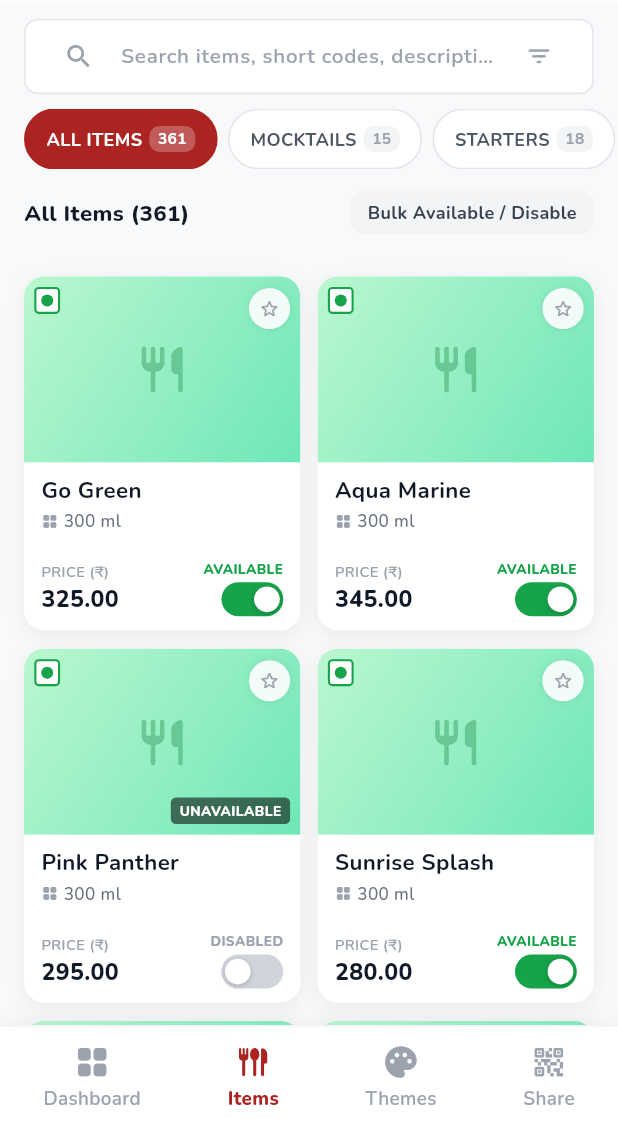
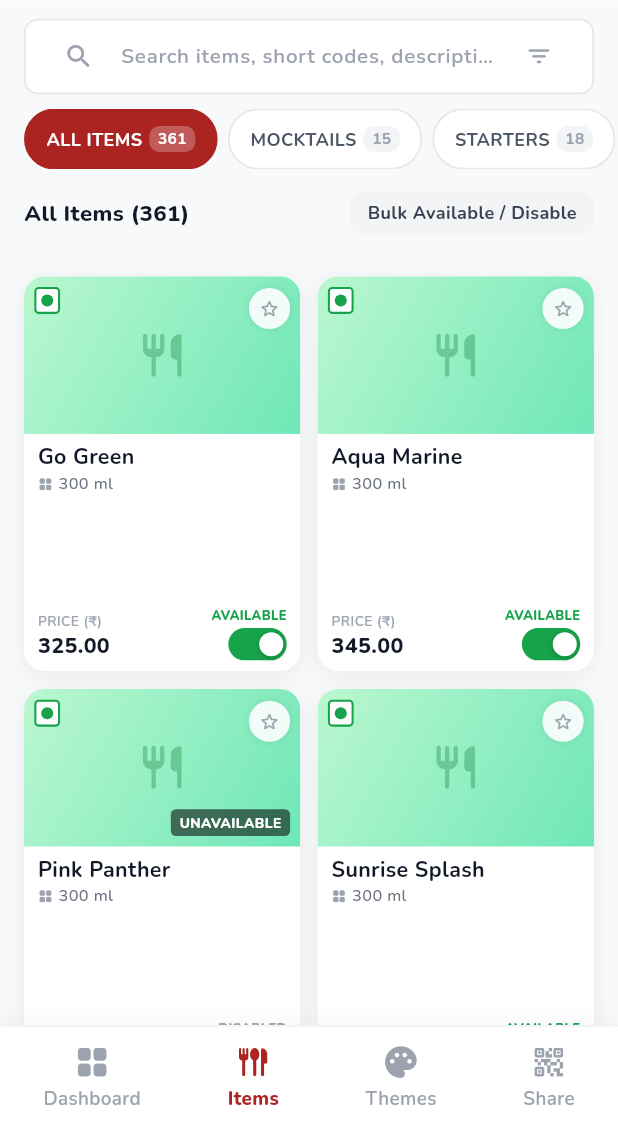
Before and after one commit to chintanjoshi01/eresto_digi_menu_flutter, a Flutter app: the ItemsScreen screen opened by its route, on a phone screen of 412 x 824 dp, the part 107-1236 px from its top. Run offline on Flutter 3.47's test engine with Material 3 defaults, Android fonts, the phone set to English and light mode, and no system bars; drawn by our look-alikes of toastification; our stand-ins replace dartz, dio, firebase_core, fl_chart, flutter_screenutil, flutter_svg and 11 more; accounts and stored records are empty; generated files the repository leaves out were written again; network calls fail.

Commit message:
fix: resolve RenderFlex 11px bottom overflow in ItemCard and optimize grid childAspectRatio for responsive layout

```diff
--- a/lib/features/items/presentation/views/items_screen.dart
+++ b/lib/features/items/presentation/views/items_screen.dart
@@ -194,7 +194,7 @@ class ItemsScreen extends GetView<ItemsController> {
                       crossAxisCount: isTablet ? 4 : 2,
                       crossAxisSpacing: 10.w,
                       mainAxisSpacing: 10.h,
-                      childAspectRatio: isTablet ? 0.92 : 0.78,
+                      childAspectRatio: isTablet ? 0.90 : 0.70,
                     ),
                     itemCount: state.length,
                     itemBuilder: (context, index) {
--- a/lib/features/items/presentation/widgets/item_card.dart
+++ b/lib/features/items/presentation/widgets/item_card.dart
@@ -3,7 +3,6 @@ import 'package:flutter/material.dart';
 import 'package:flutter_screenutil/flutter_screenutil.dart';
 import 'package:google_fonts/google_fonts.dart';
 
-import '../../../../core/theme/app_colors.dart';
 import '../../../../core/theme/app_dimensions.dart';
 import '../../domain/models/item_model.dart';
 
@@ -43,7 +42,7 @@ class ItemCard extends StatelessWidget {
           children: [
             // 1. Image / Gradient Thumbnail Banner (icard-img)
             SizedBox(
-              height: 104.h,
+              height: 88.h,
               width: double.infinity,
               child: Stack(
                 children: [
@@ -144,7 +143,7 @@ class ItemCard extends StatelessWidget {
             // 2. Info Details Body (icard-body)
             Expanded(
               child: Padding(
-                padding: EdgeInsets.symmetric(horizontal: 10.w, vertical: 8.h),
+                padding: EdgeInsets.fromLTRB(8.w, 6.h, 8.w, 6.h),
                 child: Column(
                   crossAxisAlignment: CrossAxisAlignment.start,
                   mainAxisAlignment: MainAxisAlignment.spaceBetween,
@@ -155,30 +154,34 @@ class ItemCard extends StatelessWidget {
                         Text(
                           item.name,
                           style: GoogleFonts.nunito(
-                            fontSize: 13.sp,
+                            fontSize: 12.5.sp,
                             fontWeight: FontWeight.w700,
                             color: const Color(0xFF111827),
-                            height: 1.2,
+                            height: 1.1,
                           ),
                           maxLines: 1,
                           overflow: TextOverflow.ellipsis,
                         ),
-                        SizedBox(height: 3.h),
+                        SizedBox(height: 2.h),
                         // Portion label
                         Row(
                           children: [
                             Icon(
                               Icons.grid_view_rounded,
-                              size: 10.sp,
+                              size: 9.sp,
                               color: const Color(0xFF9CA3AF),
                             ),
                             SizedBox(width: 3.w),
-                            Text(
-                              item.portion ?? "Per Unit",
-                              style: GoogleFonts.nunito(
-                                fontSize: 10.sp,
-                                color: const Color(0xFF6B7280),
-                                fontWeight: FontWeight.w500,
+                            Expanded(
+                              child: Text(
+                                item.portion ?? "Per Unit",
+                                style: GoogleFonts.nunito(
+                                  fontSize: 9.5.sp,
+                                  color: const Color(0xFF6B7280),
+                                  fontWeight: FontWeight.w500,
+                                ),
+                                maxLines: 1,
+                                overflow: TextOverflow.ellipsis,
                               ),
                             ),
                           ],
@@ -198,7 +201,7 @@ class ItemCard extends StatelessWidget {
                             Text(
                               "PRICE (₹)",
                               style: GoogleFonts.nunito(
-                                fontSize: 8.5.sp,
+                                fontSize: 8.sp,
                                 color: const Color(0xFF9CA3AF),
                                 fontWeight: FontWeight.w600,
                                 letterSpacing: 0.3,
@@ -207,7 +210,7 @@ class ItemCard extends StatelessWidget {
                             Text(
                               item.price.toStringAsFixed(2),
                               style: GoogleFonts.nunito(
-                                fontSize: 13.5.sp,
+                                fontSize: 12.5.sp,
                                 fontWeight: FontWeight.w800,
                                 color: const Color(0xFF111827),
                               ),
@@ -224,7 +227,7 @@ class ItemCard extends StatelessWidget {
                               Text(
                                 item.isAvailable ? "AVAILABLE" : "DISABLED",
                                 style: GoogleFonts.nunito(
-                                  fontSize: 8.sp,
+                                  fontSize: 7.5.sp,
                                   color: item.isAvailable
                                       ? const Color(0xFF16A34A)
                                       : const Color(0xFF9CA3AF),
@@ -235,8 +238,8 @@ class ItemCard extends StatelessWidget {
                               // Prototype iOS Pill Toggle Switch (.tog)
                               AnimatedContainer(
                                 duration: const Duration(milliseconds: 180),
-                                width: 36.w,
-                                height: 19.h,
+                                width: 34.w,
+                                height: 18.h,
                                 decoration: BoxDecoration(
                                   color: item.isAvailable
                                       ? const Color(0xFF16A34A)
@@ -248,11 +251,11 @@ class ItemCard extends StatelessWidget {
                                     AnimatedPositioned(
                                       duration: const Duration(milliseconds: 180),
                                       curve: Curves.easeOut,
-                                      left: item.isAvailable ? 19.w : 2.w,
+                                      left: item.isAvailable ? 18.w : 2.w,
                                       top: 2.h,
                                       child: Container(
-                                        width: 15.w,
-                                        height: 15.h,
+                                        width: 14.w,
+                                        height: 14.h,
                                         decoration: BoxDecoration(
                                           color: Colors.white,
                                           shape: BoxShape.circle,
@@ -300,7 +303,7 @@ class ItemCard extends StatelessWidget {
       child: Center(
         child: Icon(
           Icons.restaurant_rounded,
-          size: 32.sp,
+          size: 30.sp,
           color: (isVeg ? const Color(0xFF15803D) : const Color(0xFFC1272D)).withOpacity(0.35),
         ),
       ),
```
